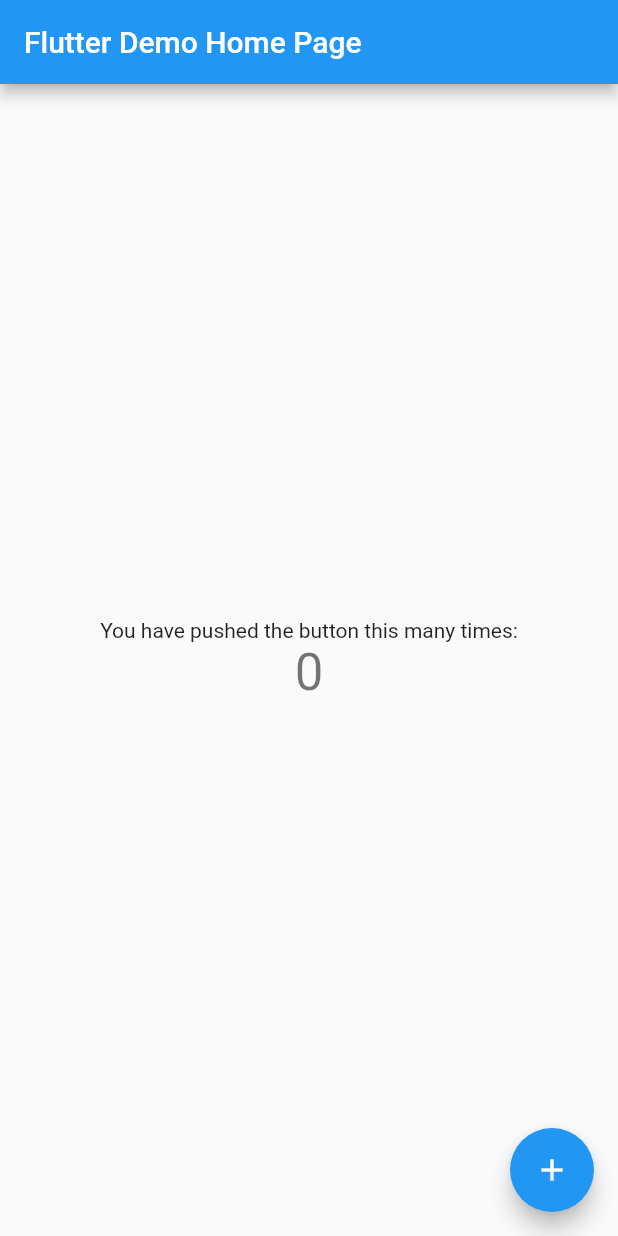
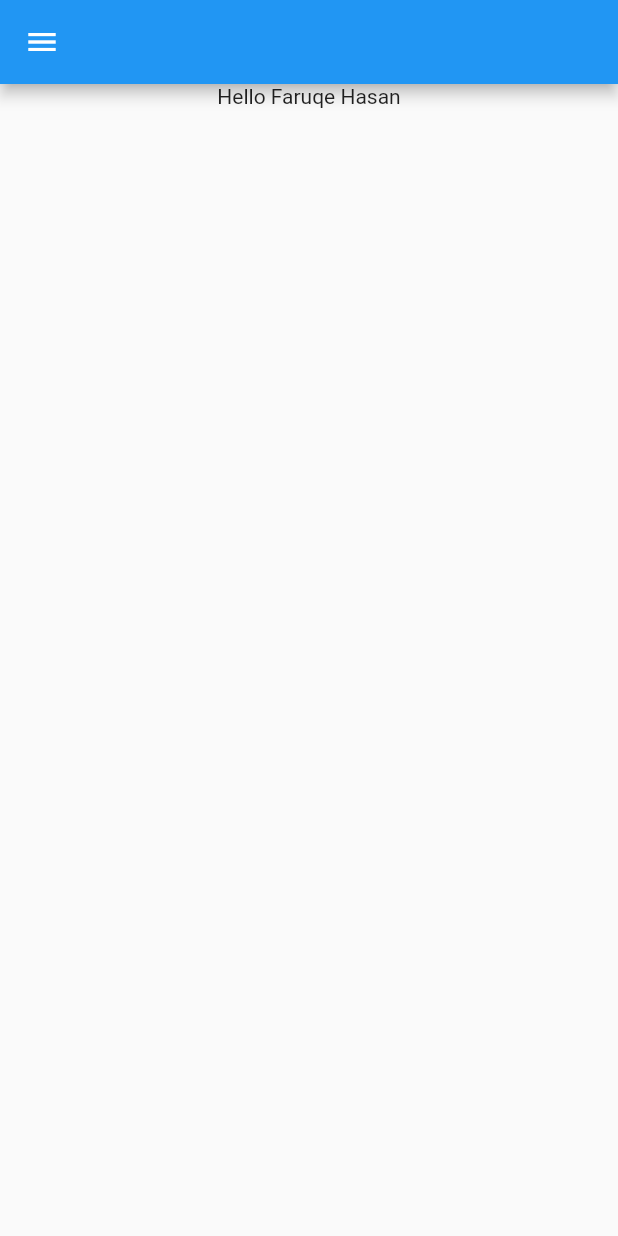
Before and after one commit to Faruqe560/30DaysOfFlutter, a Flutter app: the screen it shows after launch, on a phone screen of 412 x 824 dp. Run offline on Flutter 3.47's test engine with Material 2 defaults, Android fonts, the phone set to English and light mode, and no system bars.

Commit message:
day 2 completed

```diff
--- /dev/null
+++ b/lib/home_page.dart
@@ -0,0 +1,23 @@
+import 'package:flutter/cupertino.dart';
+import 'package:flutter/material.dart';
+
+class HomePage extends StatelessWidget {
+  const HomePage({Key? key}) : super(key: key);
+
+  @override
+  Widget build(BuildContext context) {
+    return Scaffold(
+      drawer: Drawer(
+        backgroundColor: Color(Colors.accents.length),
+      ),
+      appBar: AppBar(
+
+      ),
+      body: Center(
+        child: Column(
+          children: [Text("Hello Faruqe Hasan")],
+        ),
+      ),
+    );
+  }
+}
--- a/lib/main.dart
+++ b/lib/main.dart
@@ -1,4 +1,5 @@
 import 'package:flutter/material.dart';
+import 'package:flutter_8_hourse/home_page.dart';
 
 void main() {
   runApp(const MyApp());
@@ -13,73 +14,6 @@
       theme: ThemeData(
         primarySwatch: Colors.blue,
       ),
-      home: const MyHomePage(title: 'Flutter Demo Home Page'),
-    );
+      home: HomePage());
   }
 }
-
-class MyHomePage extends StatefulWidget {
-  const MyHomePage({super.key, required this.title});
-
-  final String title;
-
-  @override
-  State<MyHomePage> createState() => _MyHomePageState();
-}
-
-class _MyHomePageState extends State<MyHomePage> {
-  int _counter = 0;
-
-  void _incrementCounter() {
-    setState(() {
-      _counter++;
-    });
-  }
-
-  @override
-  Widget build(BuildContext context) {
-
-    return Scaffold(
-      appBar: AppBar(
-        // Here we take the value from the MyHomePage object that was created by
-        // the App.build method, and use it to set our appbar title.
-        title: Text(widget.title),
-      ),
-      body: Center(
-        // Center is a layout widget. It takes a single child and positions it
-        // in the middle of the parent.
-        child: Column(
-          // Column is also a layout widget. It takes a list of children and
-          // arranges them vertically. By default, it sizes itself to fit its
-          // children horizontally, and tries to be as tall as its parent.
-          //
-          // Invoke "debug painting" (press "p" in the console, choose the
-          // "Toggle Debug Paint" action from the Flutter Inspector in Android
-          // Studio, or the "Toggle Debug Paint" command in Visual Studio Code)
-          // to see the wireframe for each widget.
-          //
-          // Column has various properties to control how it sizes itself and
-          // how it positions its children. Here we use mainAxisAlignment to
-          // center the children vertically; the main axis here is the vertical
-          // axis because Columns are vertical (the cross axis would be
-          // horizontal).
-          mainAxisAlignment: MainAxisAlignment.center,
-          children: <Widget>[
-            const Text(
-              'You have pushed the button this many times:',
-            ),
-            Text(
-              '$_counter',
-              style: Theme.of(context).textTheme.headline4,
-            ),
-          ],
-        ),
-      ),
-      floatingActionButton: FloatingActionButton(
-        onPressed: _incrementCounter,
-        tooltip: 'Increment',
-        child: const Icon(Icons.add),
-      ), // This trailing comma makes auto-formatting nicer for build methods.
-    );
-  }
-}
```
